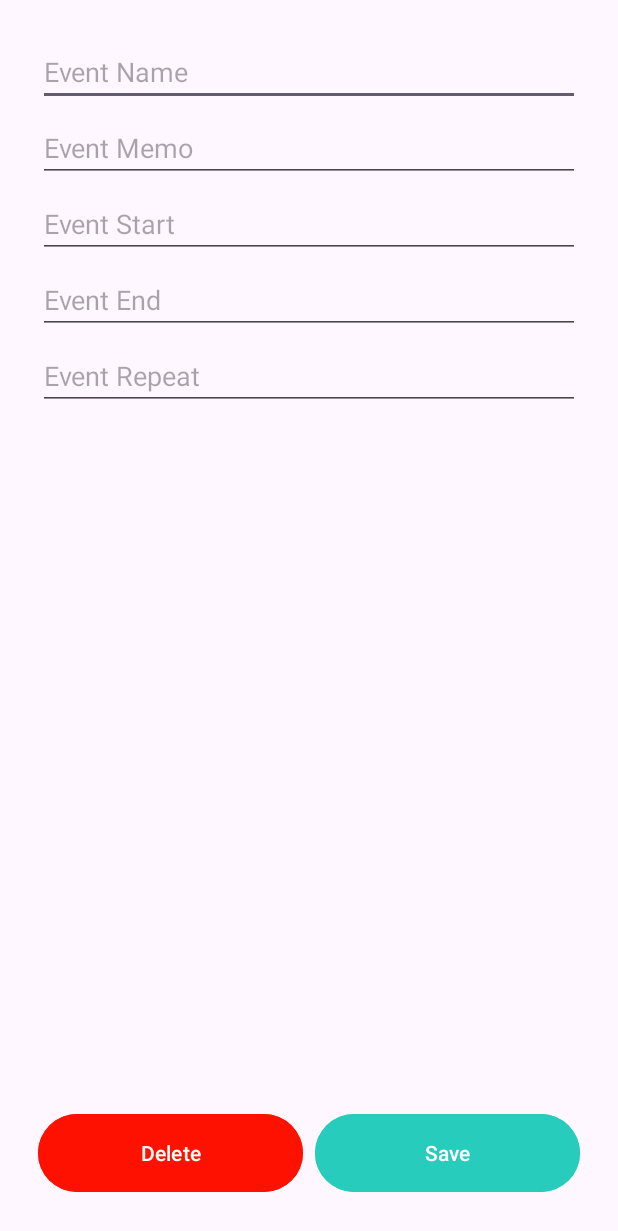
After one commit to hjungwoo01/CalendarApp, an Android app: the EventDetailsActivity screen opened directly, with no data from a screen before it, on a phone screen of 412 x 824 dp. The commit adds this screen. Shown: the top 1231 px of the screen. Run offline under Robolectric (Android 15) with nearby library versions, the phone set to English and light mode, and no system bars; 1 statement that could not run was skipped.

Commit message:
Added new features.

```diff
--- a/app/src/main/AndroidManifest.xml
+++ b/app/src/main/AndroidManifest.xml
@@ -17,6 +17,7 @@
         android:theme="@style/Theme.CalendarApp"
         tools:targetApi="31">
         <activity android:name=".EventActivity" />
+        <activity android:name=".EventDetailsActivity"/>
         <activity
             android:name=".MainActivity"
             android:exported="true">
--- a/app/src/main/java/com/hjungwoo01/calendarapp/CalendarViewHolder.java
+++ b/app/src/main/java/com/hjungwoo01/calendarapp/CalendarViewHolder.java
@@ -7,6 +7,8 @@ import android.widget.TextView;
 import androidx.annotation.NonNull;
 import androidx.recyclerview.widget.RecyclerView;
 
+import com.google.android.material.button.MaterialButton;
+
 import java.time.LocalDate;
 import java.util.ArrayList;
 
@@ -14,7 +16,7 @@ public class CalendarViewHolder extends RecyclerView.ViewHolder implements View.
     private final ArrayList<LocalDate> days;
     public final View parentView;
     public final TextView dayOfMonth;
-    public final ImageView eventIndicator;
+    public final MaterialButton eventIndicator;
     private final CalendarAdapter.OnItemListener onItemListener;
     public CalendarViewHolder(@NonNull View itemView, CalendarAdapter.OnItemListener onItemListener, ArrayList<LocalDate> days) {
         super(itemView);
@@ -24,6 +26,7 @@ public class CalendarViewHolder extends RecyclerView.ViewHolder implements View.
         itemView.setOnClickListener(this);
         this.days = days;
         eventIndicator = itemView.findViewById(R.id.eventIndicator);
+        eventIndicator.setOnClickListener(this);
     }
 
     @Override
--- a/app/src/main/java/com/hjungwoo01/calendarapp/model/Event.java
+++ b/app/src/main/java/com/hjungwoo01/calendarapp/model/Event.java
@@ -1,11 +1,12 @@
 package com.hjungwoo01.calendarapp.model;
 
+import java.io.Serializable;
 import java.text.ParseException;
 import java.text.SimpleDateFormat;
 import java.util.Date;
 import java.util.Locale;
 
-public class Event {
+public class Event implements Serializable {
     private long id;
     private String eventName;
     private String eventMemo;
--- a/app/src/main/java/com/hjungwoo01/calendarapp/retrofit/EventApi.java
+++ b/app/src/main/java/com/hjungwoo01/calendarapp/retrofit/EventApi.java
@@ -8,12 +8,24 @@ import retrofit2.Call;
 import retrofit2.http.Body;
 import retrofit2.http.GET;
 import retrofit2.http.POST;
+import retrofit2.http.DELETE;
+import retrofit2.http.PUT;
+import retrofit2.http.Path;
 
 public interface EventApi {
     @GET("/db_calendar/scheduler/get-all")
     Call<List<Event>> getAllEvents();
 
+    @GET("/db_calendar/scheduler/get/{id}")
+    Call<Event> getEvent(@Path("id") long id);
+
     @POST("/db_calendar/scheduler/save")
     Call<Void> save(@Body Event event);
 
+    @DELETE("/db_calendar/scheduler/delete/{id}")
+    Call<Void> deleteEvent(@Path("id") long id);
+
+    @PUT("/db_calendar/scheduler/update/{id}")
+    Call<Void> updateEvent(@Path("id") long id, @Body Event event);
+
 }
--- /dev/null
+++ b/app/src/main/res/layout/activity_event_details.xml
@@ -0,0 +1,76 @@
+<?xml version="1.0" encoding="utf-8"?>
+<RelativeLayout xmlns:android="http://schemas.android.com/apk/res/android"
+    xmlns:app="http://schemas.android.com/apk/res-auto"
+    xmlns:tools="http://schemas.android.com/tools"
+    android:layout_width="match_parent"
+    android:layout_height="match_parent"
+    android:padding="25dp"
+    tools:context=".EventDetailsActivity">
+
+    <LinearLayout
+        android:layout_width="match_parent"
+        android:layout_height="wrap_content"
+        android:orientation="vertical">
+        <com.google.android.material.textfield.TextInputEditText
+            android:id="@+id/form_textFieldEventName"
+            android:layout_marginBottom="5dp"
+            android:hint="@string/event_name"
+            android:layout_width="match_parent"
+            android:layout_height="wrap_content"/>
+        <com.google.android.material.textfield.TextInputEditText
+            android:id="@+id/form_textFieldEventMemo"
+            android:layout_marginBottom="5dp"
+            android:hint="@string/event_memo"
+            android:layout_width="match_parent"
+            android:layout_height="wrap_content"/>
+        <com.google.android.material.textfield.TextInputEditText
+            android:id="@+id/form_textFieldEventStart"
+            android:hint="@string/event_start"
+            android:layout_marginBottom="5dp"
+            android:layout_width="match_parent"
+            android:layout_height="wrap_content"/>
+        <com.google.android.material.textfield.TextInputEditText
+            android:id="@+id/form_textFieldEventEnd"
+            android:layout_marginBottom="5dp"
+            android:hint="@string/event_end"
+            android:layout_width="match_parent"
+            android:layout_height="wrap_content"/>
+        <com.google.android.material.textfield.TextInputEditText
+            android:id="@+id/form_textFieldEventRepeat"
+            android:layout_marginBottom="5dp"
+            android:hint="@string/event_repeat"
+            android:layout_width="match_parent"
+            android:layout_height="wrap_content"/>
+    </LinearLayout>
+
+    <LinearLayout
+        android:id="@+id/buttonLayout"
+        android:layout_width="match_parent"
+        android:layout_height="wrap_content"
+        android:orientation="horizontal"
+        android:layout_alignParentBottom="true">
+
+        <com.google.android.material.button.MaterialButton
+            android:id="@+id/form_buttonDelete"
+            android:text="@string/button_delete_event"
+            android:backgroundTint="@color/delete"
+            android:minHeight="60dp"
+            android:layout_width="0dp"
+            android:layout_height="wrap_content"
+            android:layout_weight="1"/>
+
+        <Space
+            android:layout_width="8dp"
+            android:layout_height="1dp" />
+
+        <com.google.android.material.button.MaterialButton
+            android:id="@+id/form_buttonUpdate"
+            android:text="@string/button_update_event"
+            android:backgroundTint="@color/primary"
+            android:minHeight="60dp"
+            android:layout_width="0dp"
+            android:layout_height="wrap_content"
+            android:layout_weight="1"/>
+    </LinearLayout>
+
+</RelativeLayout>
--- a/app/src/main/res/layout/calendar_cell.xml
+++ b/app/src/main/res/layout/calendar_cell.xml
@@ -5,10 +5,10 @@
     android:id="@+id/parentView"
     xmlns:app="http://schemas.android.com/apk/res-auto">
 
-    <ImageView
+    <Button
         android:id="@+id/eventIndicator"
         android:layout_width="0dp"
-        android:layout_height="2dp"
+        android:layout_height="4dp"
         android:background="@color/primary"
         app:layout_constraintTop_toBottomOf="@id/cellDayText"
         app:layout_constraintBottom_toBottomOf="parent"
--- a/app/src/main/res/values/colors.xml
+++ b/app/src/main/res/values/colors.xml
@@ -2,6 +2,6 @@
 <resources>
     <color name="black">#FF000000</color>
     <color name="white">#FFFFFFFF</color>
-    <color name="red">#FF1100</color>
+    <color name="delete">#FF1100</color>
     <color name="primary">#27CCBC</color>
 </resources>
--- a/app/src/main/res/values/strings.xml
+++ b/app/src/main/res/values/strings.xml
@@ -18,4 +18,6 @@
     <string name="thursday">THUR</string>
     <string name="friday">FRI</string>
     <string name="saturday">SAT</string>
+    <string name="button_delete_event">Delete</string>
+    <string name="button_update_event">Save</string>
 </resources>
```
Also changed, not shown: app/src/main/java/com/hjungwoo01/calendarapp/CalendarAdapter.java (+9 -10 lines), app/src/main/java/com/hjungwoo01/calendarapp/EventActivity.java (+3 -9 lines), app/src/main/java/com/hjungwoo01/calendarapp/EventDetailsActivity.java (added, +211 -0 lines), app/src/main/java/com/hjungwoo01/calendarapp/MainActivity.java (+60 -15 lines).
